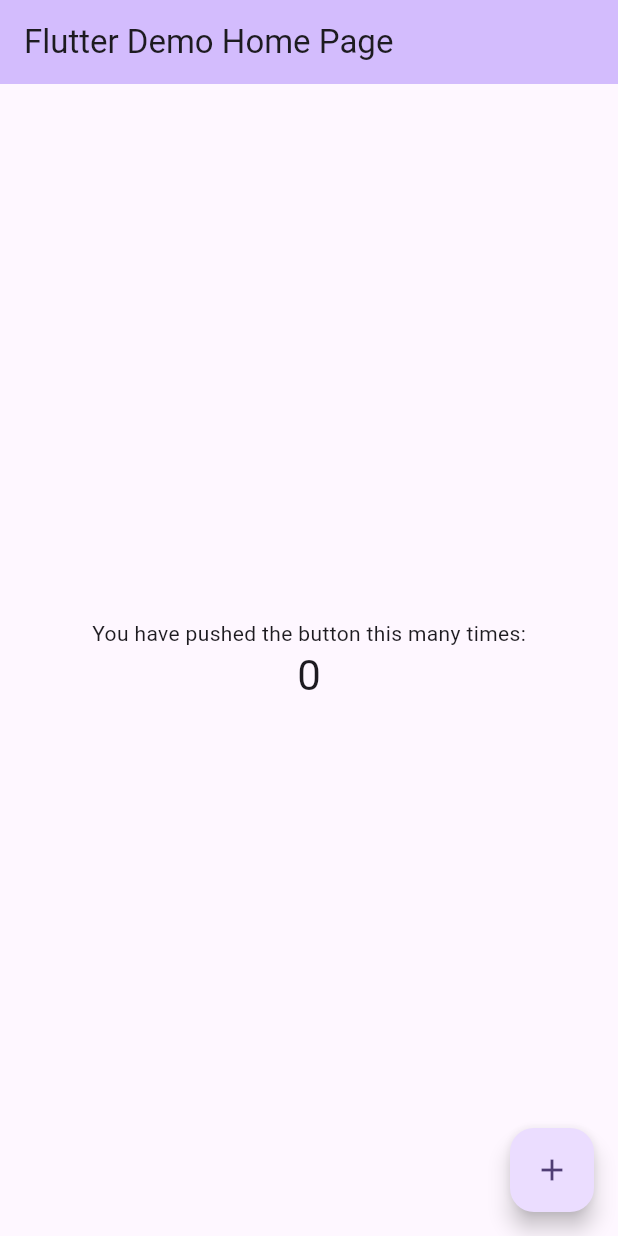
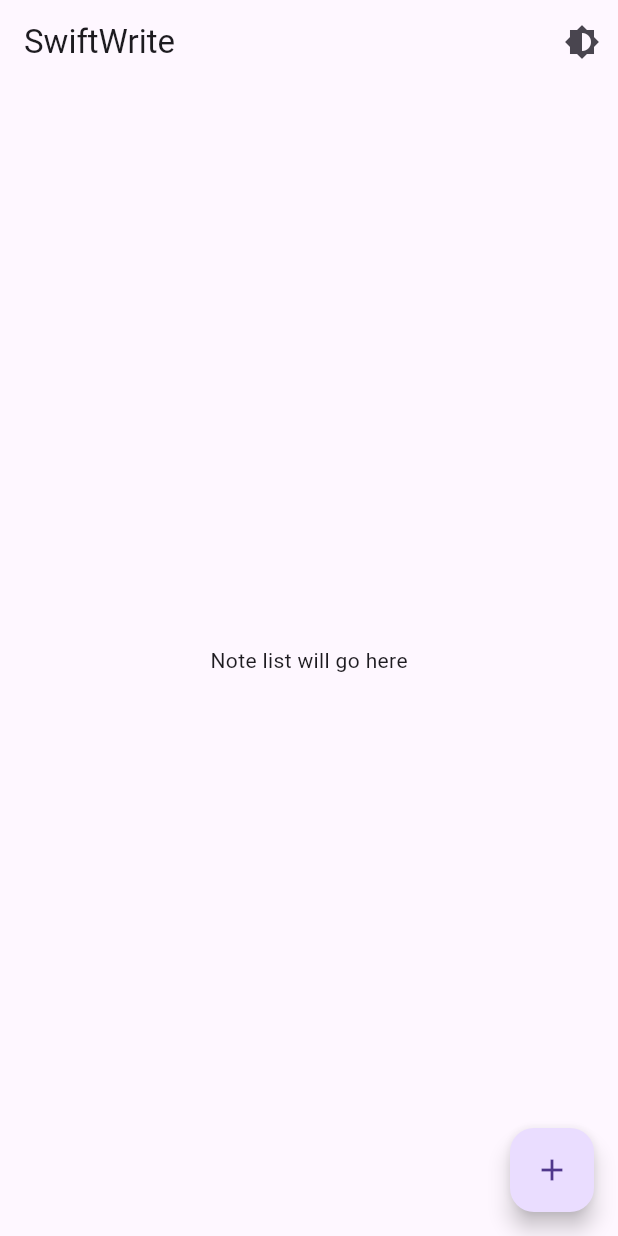
Before and after one commit to SacredNightmare99/SwiftWrite, a Flutter app: the screen it shows after launch, on a phone screen of 412 x 824 dp. Run offline on Flutter 3.47's test engine with Material 3 defaults, Android fonts, the phone set to English and light mode, and no system bars; our stand-ins replace get, hive; accounts and stored records are empty.

Commit message:
basic note taking setup

```diff
--- /dev/null
+++ b/lib/data/models/note.dart
@@ -0,0 +1,29 @@
+import 'package:hive/hive.dart';
+
+part 'note.g.dart';
+
+@HiveType(typeId: 0)
+class Note extends HiveObject {
+  @HiveField(0)
+  String title;
+
+  @HiveField(1)
+  String content;
+
+  @HiveField(2)
+  DateTime createdAt;
+
+  @HiveField(3)
+  DateTime updatedAt;
+
+  @HiveField(4)
+  List<String> tags;
+
+  Note({
+    required this.title,
+    required this.content,
+    required this.createdAt,
+    required this.updatedAt,
+    this.tags = const [],
+  });
+}
--- a/lib/main.dart
+++ b/lib/main.dart
@@ -1,122 +1,24 @@
 import 'package:flutter/material.dart';
+import 'package:get/get.dart';
+import 'package:writer/routes/app_routes.dart';
 
 void main() {
-  runApp(const MyApp());
+  runApp(MyApp());
 }
 
 class MyApp extends StatelessWidget {
   const MyApp({super.key});
 
-  // This widget is the root of your application.
   @override
   Widget build(BuildContext context) {
-    return MaterialApp(
-      title: 'Flutter Demo',
-      theme: ThemeData(
-        // This is the theme of your application.
-        //
-        // TRY THIS: Try running your application with "flutter run". You'll see
-        // the application has a purple toolbar. Then, without quitting the app,
-        // try changing the seedColor in the colorScheme below to Colors.green
-        // and then invoke "hot reload" (save your changes or press the "hot
-        // reload" button in a Flutter-supported IDE, or press "r" if you used
-        // the command line to start the app).
-        //
-        // Notice that the counter didn't reset back to zero; the application
-        // state is not lost during the reload. To reset the state, use hot
-        // restart instead.
-        //
-        // This works for code too, not just values: Most code changes can be
-        // tested with just a hot reload.
-        colorScheme: ColorScheme.fromSeed(seedColor: Colors.deepPurple),
-      ),
-      home: const MyHomePage(title: 'Flutter Demo Home Page'),
+    return GetMaterialApp(
+      debugShowCheckedModeBanner: false,
+      title: 'SwiftWrite',
+      theme: ThemeData.light(),
+      darkTheme: ThemeData.dark(),
+      themeMode: ThemeMode.system,
+      initialRoute: '/',
+      getPages: AppRoutes.routes,
     );
   }
 }
-
-class MyHomePage extends StatefulWidget {
-  const MyHomePage({super.key, required this.title});
-
-  // This widget is the home page of your application. It is stateful, meaning
-  // that it has a State object (defined below) that contains fields that affect
-  // how it looks.
-
-  // This class is the configuration for the state. It holds the values (in this
-  // case the title) provided by the parent (in this case the App widget) and
-  // used by the build method of the State. Fields in a Widget subclass are
-  // always marked "final".
-
-  final String title;
-
-  @override
-  State<MyHomePage> createState() => _MyHomePageState();
-}
-
-class _MyHomePageState extends State<MyHomePage> {
-  int _counter = 0;
-
-  void _incrementCounter() {
-    setState(() {
-      // This call to setState tells the Flutter framework that something has
-      // changed in this State, which causes it to rerun the build method below
-      // so that the display can reflect the updated values. If we changed
-      // _counter without calling setState(), then the build method would not be
-      // called again, and so nothing would appear to happen.
-      _counter++;
-    });
-  }
-
-  @override
-  Widget build(BuildContext context) {
-    // This method is rerun every time setState is called, for instance as done
-    // by the _incrementCounter method above.
-    //
-    // The Flutter framework has been optimized to make rerunning build methods
-    // fast, so that you can just rebuild anything that needs updating rather
-    // than having to individually change instances of widgets.
-    return Scaffold(
-      appBar: AppBar(
-        // TRY THIS: Try changing the color here to a specific color (to
-        // Colors.amber, perhaps?) and trigger a hot reload to see the AppBar
-        // change color while the other colors stay the same.
-        backgroundColor: Theme.of(context).colorScheme.inversePrimary,
-        // Here we take the value from the MyHomePage object that was created by
-        // the App.build method, and use it to set our appbar title.
-        title: Text(widget.title),
-      ),
-      body: Center(
-        // Center is a layout widget. It takes a single child and positions it
-        // in the middle of the parent.
-        child: Column(
-          // Column is also a layout widget. It takes a list of children and
-          // arranges them vertically. By default, it sizes itself to fit its
-          // children horizontally, and tries to be as tall as its parent.
-          //
-          // Column has various properties to control how it sizes itself and
-          // how it positions its children. Here we use mainAxisAlignment to
-          // center the children vertically; the main axis here is the vertical
-          // axis because Columns are vertical (the cross axis would be
-          // horizontal).
-          //
-          // TRY THIS: Invoke "debug painting" (choose the "Toggle Debug Paint"
-          // action in the IDE, or press "p" in the console), to see the
-          // wireframe for each widget.
-          mainAxisAlignment: MainAxisAlignment.center,
-          children: <Widget>[
-            const Text('You have pushed the button this many times:'),
-            Text(
-              '$_counter',
-              style: Theme.of(context).textTheme.headlineMedium,
-            ),
-          ],
-        ),
-      ),
-      floatingActionButton: FloatingActionButton(
-        onPressed: _incrementCounter,
-        tooltip: 'Increment',
-        child: const Icon(Icons.add),
-      ), // This trailing comma makes auto-formatting nicer for build methods.
-    );
-  }
-}
--- /dev/null
+++ b/lib/routes/app_routes.dart
@@ -0,0 +1,10 @@
+import 'package:get/get.dart';
+import 'package:writer/views/home_screen.dart';
+import 'package:writer/views/writer_screen.dart';
+
+class AppRoutes {
+  static final routes = [
+    GetPage(name: '/', page: () => HomeScreen()),
+    GetPage(name: '/writer', page: () => WriterScreen()),
+  ];
+}
--- /dev/null
+++ b/lib/views/home_screen.dart
@@ -0,0 +1,28 @@
+import 'package:flutter/material.dart';
+import 'package:get/get.dart';
+
+class HomeScreen extends StatelessWidget {
+  @override
+  Widget build(BuildContext context) {
+    return Scaffold(
+      appBar: AppBar(
+        title: Text('SwiftWrite'),
+        actions: [
+          IconButton(
+            icon: Icon(Icons.brightness_6),
+            onPressed: () {
+              // Theme switching logic will go here
+            },
+          ),
+        ],
+      ),
+      body: Center(
+        child: Text('Note list will go here'),
+      ),
+      floatingActionButton: FloatingActionButton(
+        onPressed: () => Get.toNamed('/writer'),
+        child: Icon(Icons.add),
+      ),
+    );
+  }
+}
--- /dev/null
+++ b/lib/views/writer_screen.dart
@@ -0,0 +1,23 @@
+import 'package:flutter/material.dart';
+
+class WriterScreen extends StatelessWidget {
+  @override
+  Widget build(BuildContext context) {
+    return Scaffold(
+      appBar: AppBar(
+        title: Text('New Note'),
+      ),
+      body: Padding(
+        padding: const EdgeInsets.all(16.0),
+        child: TextField(
+          maxLines: null,
+          expands: true,
+          decoration: InputDecoration(
+            hintText: 'Start writing...',
+            border: InputBorder.none,
+          ),
+        ),
+      ),
+    );
+  }
+}
```
Also changed, not shown: pubspec.yaml (+7 -9 lines), lib/data/models/note.g.dart (added), 8 other files.
